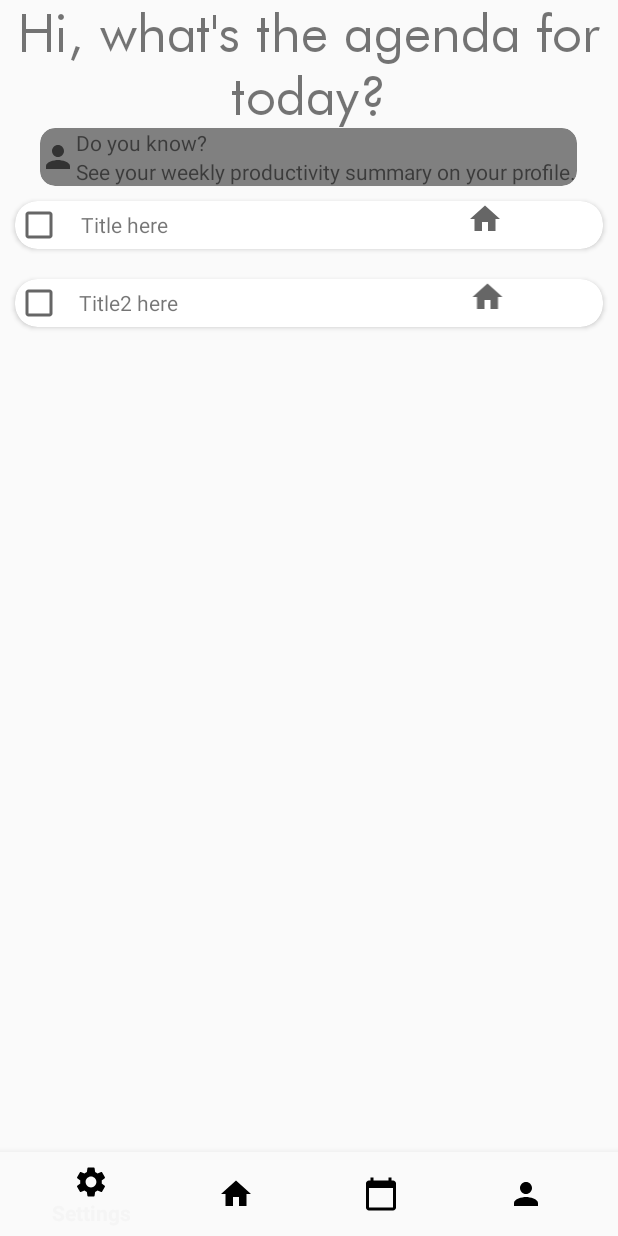
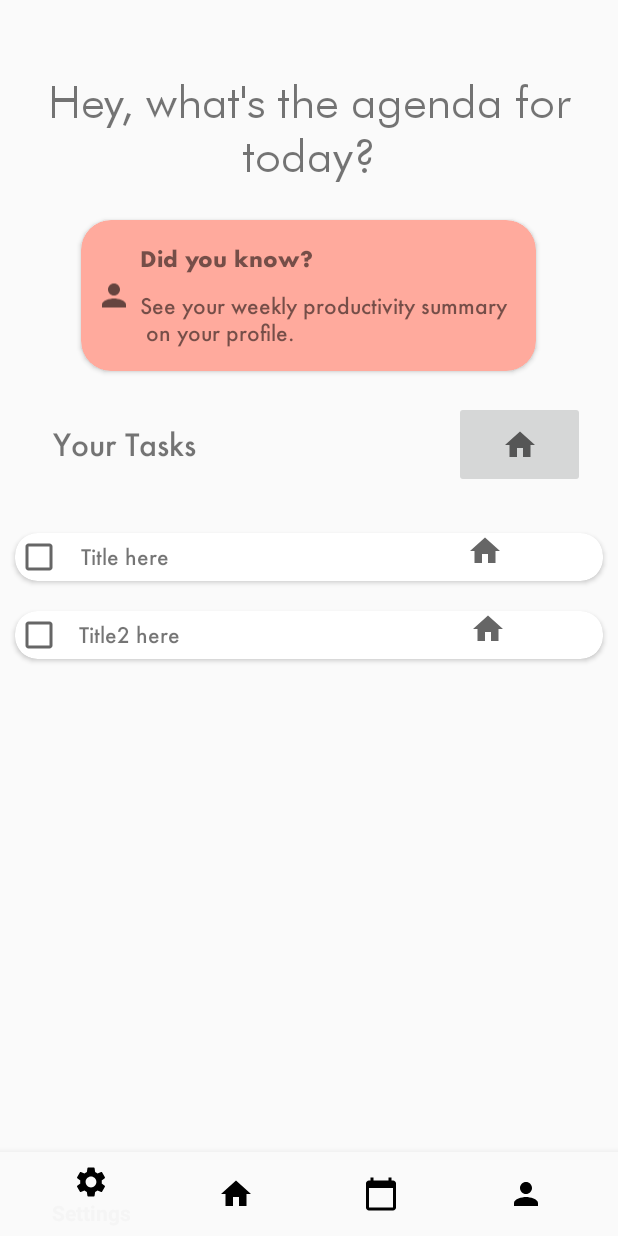
Before and after one commit to verdantl/Systemize, an Android app: the fragment HomeFragment placed in its activity, on a phone screen of 412 x 824 dp. Run offline under Robolectric (Android 15) with nearby library versions, the light colour scheme and no system bars.

Commit message:
Changed the home screen

```diff
--- a/Systemize/app/src/main/java/com/example/systemize/HomeFragment.java
+++ b/Systemize/app/src/main/java/com/example/systemize/HomeFragment.java
@@ -29,7 +29,7 @@ public class HomeFragment extends Fragment {
 
         recyclerView.setHasFixedSize(true);
         RecyclerView.LayoutManager layoutManager = new LinearLayoutManager(getActivity());
-        listAdapter = new ListAdapter(taskList);
+        listAdapter = new ListAdapter(taskList, getResources().getFont(R.font.futura_medium));
         recyclerView.setLayoutManager(layoutManager);
         recyclerView.setAdapter(listAdapter);
 
--- a/Systemize/app/src/main/java/com/example/systemize/ListAdapter.java
+++ b/Systemize/app/src/main/java/com/example/systemize/ListAdapter.java
@@ -1,5 +1,6 @@
 package com.example.systemize;
 
+import android.graphics.Typeface;
 import android.view.LayoutInflater;
 import android.view.View;
 import android.view.ViewGroup;
@@ -14,6 +15,7 @@ import java.util.ArrayList;
 
 public class ListAdapter extends RecyclerView.Adapter<ListAdapter.ListViewHolder> {
     private ArrayList<TaskItem> itemList;
+    private Typeface typeface;
 
     public static class ListViewHolder extends RecyclerView.ViewHolder{
         public CheckBox checkBox;
@@ -27,8 +29,9 @@ public class ListAdapter extends RecyclerView.Adapter<ListAdapter.ListViewHolder
         }
     }
 
-    public ListAdapter(ArrayList<TaskItem> itemList){
+    public ListAdapter(ArrayList<TaskItem> itemList, Typeface typeface){
         this.itemList = itemList;
+        this.typeface = typeface;
 
     }
     @NonNull
@@ -43,6 +46,7 @@ public class ListAdapter extends RecyclerView.Adapter<ListAdapter.ListViewHolder
     public void onBindViewHolder(@NonNull ListViewHolder holder, int position) {
         TaskItem taskItem = itemList.get(position);
         holder.textView.setText(taskItem.getTitle());
+        holder.textView.setTypeface(typeface);
         holder.category.setImageResource(taskItem.getCategoryImage());
     }
 
--- a/Systemize/app/src/main/res/layout/card_note.xml
+++ b/Systemize/app/src/main/res/layout/card_note.xml
@@ -3,14 +3,14 @@
     android:layout_width="wrap_content"
     android:layout_height="wrap_content"
     android:layout_gravity="center"
-
     xmlns:app="http://schemas.android.com/apk/res-auto"
-    android:backgroundTint="@color/gray"
-    app:cardCornerRadius="10dp">
+    android:backgroundTint="@color/peach"
+    app:cardCornerRadius="20dp">
     <LinearLayout
         android:layout_width="match_parent"
         android:layout_height="wrap_content"
-        android:orientation="horizontal">
+        android:orientation="horizontal"
+        android:padding="10dp">
         <ImageView
             android:layout_width="wrap_content"
             android:layout_height="match_parent"
@@ -24,12 +24,16 @@
             android:orientation="vertical">
             <TextView
                 android:layout_width="wrap_content"
+                android:padding="5dp"
+                android:fontFamily="@font/futura_bold"
                 android:layout_height="wrap_content"
-                android:text="Do you know?"/>
+                android:text="Did you know?"/>
             <TextView
                 android:layout_width="wrap_content"
                 android:layout_height="wrap_content"
-                android:text="See your weekly productivity summary on your profile."/>
+                android:padding="5dp"
+                android:fontFamily="@font/futura_medium"
+                android:text="See your weekly productivity summary \n on your profile."/>
         </LinearLayout>
     </LinearLayout>
 
--- a/Systemize/app/src/main/res/layout/fragment_task_list.xml
+++ b/Systemize/app/src/main/res/layout/fragment_task_list.xml
@@ -9,16 +9,57 @@
         app:layout_constraintLeft_toLeftOf="parent"
         app:layout_constraintRight_toRightOf="parent"
         android:orientation="vertical"
-        android:weightSum="6">
+        android:weightSum="20">
+        <Space
+            android:layout_width="match_parent"
+            android:layout_height="0dp"
+            android:layout_weight="2"/>
         <TextView
             android:id="@+id/hi_message"
             android:layout_width="wrap_content"
             android:layout_height="wrap_content"
             android:fontFamily="@font/futura"
-            android:textSize="35sp"
+            android:textSize="30sp"
             android:gravity="center_horizontal"
-            android:text="Hi, what's the agenda for today?"/>
+            android:text="Hey, what's the agenda for today?"/>
+        <Space
+            android:layout_width="match_parent"
+            android:layout_height="0dp"
+            android:layout_weight="1"/>
         <include layout="@layout/card_note"/>
+
+        <LinearLayout
+            android:id="@+id/set_reminder"
+            android:layout_width="370dp"
+            android:layout_height="wrap_content"
+            android:layout_margin="20dp"
+            android:orientation="horizontal"
+            android:weightSum="5"
+            app:layout_constraintBottom_toTopOf="@id/recycler_view"
+            app:layout_constraintLeft_toLeftOf="parent"
+            app:layout_constraintRight_toRightOf="parent"
+            app:layout_constraintTop_toBottomOf="@id/hi_message">
+
+            <TextView
+                android:layout_width="wrap_content"
+                android:layout_height="wrap_content"
+                android:fontFamily="@font/futura_medium"
+                android:padding="15dp"
+                android:layout_weight="1"
+                android:text="Your Tasks"
+                android:textSize="20sp" />
+
+            <Space
+                android:layout_width="0dp"
+                android:layout_height="match_parent"
+                android:layout_weight="3" />
+
+            <ImageButton
+                android:layout_width="wrap_content"
+                android:layout_height="match_parent"
+                android:layout_weight="1"
+                android:src="@drawable/ic_baseline_home_24" />
+        </LinearLayout>
         <androidx.recyclerview.widget.RecyclerView
             android:layout_width="match_parent"
             android:layout_height="0dp"
@@ -27,7 +68,7 @@
             app:layout_constraintRight_toRightOf="parent"
             app:layout_constraintBottom_toBottomOf="parent"
             android:id="@+id/recycler_view"
-            android:layout_weight="4"/>
+            android:layout_weight="10"/>
 
     </LinearLayout>
 
```
